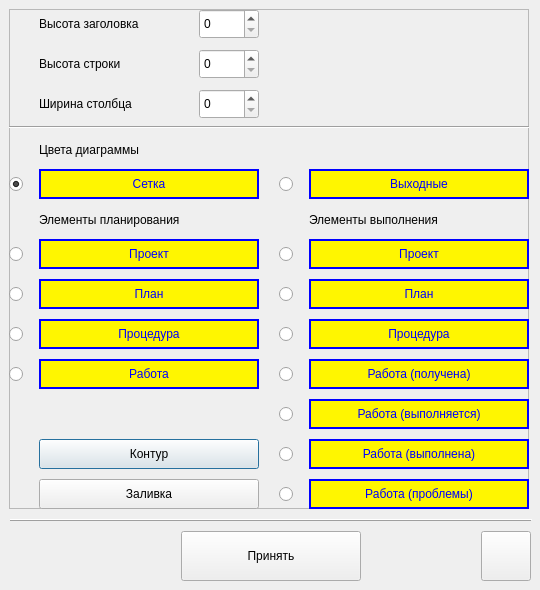
Qt form apps/ukpcarryplan/src/forms/fsettings.ui (alexocher/ukp) before a commit.
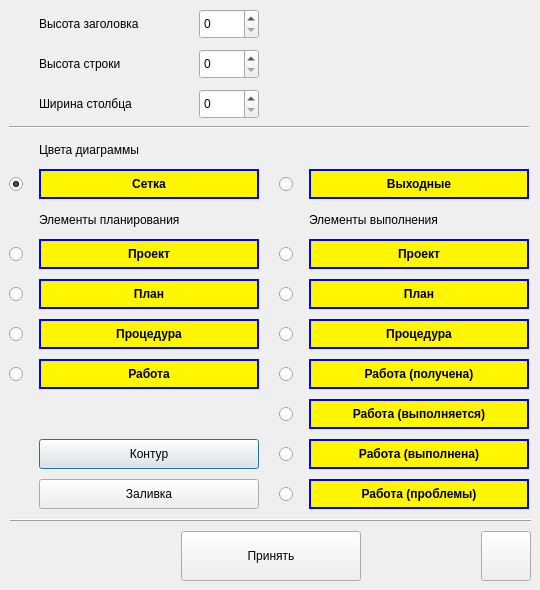
The same form after that commit. Icons and pictures are not drawn.

Commit message: settings form

```diff
--- a/apps/ukpcarryplan/src/forms/fsettings.ui
+++ b/apps/ukpcarryplan/src/forms/fsettings.ui
@@ -46,12 +46,6 @@
      <height>500</height>
     </size>
    </property>
-   <property name="frameShape">
-    <enum>QFrame::StyledPanel</enum>
-   </property>
-   <property name="frameShadow">
-    <enum>QFrame::Raised</enum>
-   </property>
    <widget class="QLabel" name="lblPlanTask">
     <property name="geometry">
      <rect>
@@ -173,9 +167,6 @@
     <property name="lineWidth">
      <number>2</number>
     </property>
-    <property name="text">
-     <string>Проект</string>
-    </property>
     <property name="alignment">
      <set>Qt::AlignCenter</set>
     </property>
@@ -345,9 +336,6 @@
     <property name="lineWidth">
      <number>2</number>
     </property>
-    <property name="text">
-     <string>План</string>
-    </property>
     <property name="alignment">
      <set>Qt::AlignCenter</set>
     </property>
@@ -615,9 +603,6 @@
     <property name="lineWidth">
      <number>2</number>
     </property>
-    <property name="text">
-     <string>Работа</string>
-    </property>
     <property name="alignment">
      <set>Qt::AlignCenter</set>
     </property>
@@ -765,9 +750,6 @@
     <property name="lineWidth">
      <number>2</number>
     </property>
-    <property name="text">
-     <string>Процедура</string>
-    </property>
     <property name="alignment">
      <set>Qt::AlignCenter</set>
     </property>
@@ -915,9 +897,6 @@
     <property name="lineWidth">
      <number>2</number>
     </property>
-    <property name="text">
-     <string>План</string>
-    </property>
     <property name="alignment">
      <set>Qt::AlignCenter</set>
     </property>
@@ -1043,9 +1022,6 @@
     <property name="lineWidth">
      <number>2</number>
     </property>
-    <property name="text">
-     <string>Работа (получена)</string>
-    </property>
     <property name="alignment">
      <set>Qt::AlignCenter</set>
     </property>
@@ -1171,9 +1147,6 @@
     <property name="lineWidth">
      <number>2</number>
     </property>
-    <property name="text">
-     <string>Процедура</string>
-    </property>
     <property name="alignment">
      <set>Qt::AlignCenter</set>
     </property>
@@ -1321,9 +1294,6 @@
     <property name="lineWidth">
      <number>2</number>
     </property>
-    <property name="text">
-     <string>Проект</string>
-    </property>
     <property name="alignment">
      <set>Qt::AlignCenter</set>
     </property>
@@ -1493,9 +1463,6 @@
     <property name="lineWidth">
      <number>2</number>
     </property>
-    <property name="text">
-     <string>Работа (выполняется)</string>
-    </property>
     <property name="alignment">
      <set>Qt::AlignCenter</set>
     </property>
@@ -1643,9 +1610,6 @@
     <property name="lineWidth">
      <number>2</number>
     </property>
-    <property name="text">
-     <string>Работа (выполнена)</string>
-    </property>
     <property name="alignment">
      <set>Qt::AlignCenter</set>
     </property>
@@ -1793,9 +1757,6 @@
     <property name="lineWidth">
      <number>2</number>
     </property>
-    <property name="text">
-     <string>Работа (проблемы)</string>
-    </property>
     <property name="alignment">
      <set>Qt::AlignCenter</set>
     </property>
@@ -1965,9 +1926,6 @@
     <property name="lineWidth">
      <number>2</number>
     </property>
-    <property name="text">
-     <string>Выходные</string>
-    </property>
     <property name="alignment">
      <set>Qt::AlignCenter</set>
     </property>
@@ -2118,9 +2076,6 @@
     <property name="lineWidth">
      <number>2</number>
     </property>
-    <property name="text">
-     <string>Сетка</string>
-    </property>
     <property name="alignment">
      <set>Qt::AlignCenter</set>
     </property>
@@ -2266,6 +2221,448 @@
      <string>Ширина столбца</string>
     </property>
    </widget>
+   <widget class="QLabel" name="lblGrid_2">
+    <property name="geometry">
+     <rect>
+      <x>30</x>
+      <y>160</y>
+      <width>220</width>
+      <height>30</height>
+     </rect>
+    </property>
+    <property name="minimumSize">
+     <size>
+      <width>220</width>
+      <height>30</height>
+     </size>
+    </property>
+    <property name="maximumSize">
+     <size>
+      <width>220</width>
+      <height>30</height>
+     </size>
+    </property>
+    <property name="font">
+     <font>
+      <weight>75</weight>
+      <bold>true</bold>
+     </font>
+    </property>
+    <property name="text">
+     <string>Сетка</string>
+    </property>
+    <property name="alignment">
+     <set>Qt::AlignCenter</set>
+    </property>
+   </widget>
+   <widget class="QLabel" name="lblRealWorkProblem_2">
+    <property name="geometry">
+     <rect>
+      <x>300</x>
+      <y>470</y>
+      <width>220</width>
+      <height>30</height>
+     </rect>
+    </property>
+    <property name="minimumSize">
+     <size>
+      <width>220</width>
+      <height>30</height>
+     </size>
+    </property>
+    <property name="maximumSize">
+     <size>
+      <width>220</width>
+      <height>30</height>
+     </size>
+    </property>
+    <property name="font">
+     <font>
+      <weight>75</weight>
+      <bold>true</bold>
+     </font>
+    </property>
+    <property name="text">
+     <string>Работа (проблемы)</string>
+    </property>
+    <property name="alignment">
+     <set>Qt::AlignCenter</set>
+    </property>
+   </widget>
+   <widget class="QLabel" name="lblPlanWork_2">
+    <property name="geometry">
+     <rect>
+      <x>30</x>
+      <y>350</y>
+      <width>220</width>
+      <height>30</height>
+     </rect>
+    </property>
+    <property name="minimumSize">
+     <size>
+      <width>220</width>
+      <height>30</height>
+     </size>
+    </property>
+    <property name="maximumSize">
+     <size>
+      <width>220</width>
+      <height>30</height>
+     </size>
+    </property>
+    <property name="font">
+     <font>
+      <weight>75</weight>
+      <bold>true</bold>
+     </font>
+    </property>
+    <property name="text">
+     <string>Работа</string>
+    </property>
+    <property name="alignment">
+     <set>Qt::AlignCenter</set>
+    </property>
+   </widget>
+   <widget class="QLabel" name="lblRealTask_2">
+    <property name="geometry">
+     <rect>
+      <x>300</x>
+      <y>230</y>
+      <width>220</width>
+      <height>30</height>
+     </rect>
+    </property>
+    <property name="minimumSize">
+     <size>
+      <width>220</width>
+      <height>30</height>
+     </size>
+    </property>
+    <property name="maximumSize">
+     <size>
+      <width>220</width>
+      <height>30</height>
+     </size>
+    </property>
+    <property name="font">
+     <font>
+      <weight>75</weight>
+      <bold>true</bold>
+     </font>
+    </property>
+    <property name="text">
+     <string>Проект</string>
+    </property>
+    <property name="alignment">
+     <set>Qt::AlignCenter</set>
+    </property>
+   </widget>
+   <widget class="QLabel" name="lblRealProcedure_2">
+    <property name="geometry">
+     <rect>
+      <x>300</x>
+      <y>310</y>
+      <width>220</width>
+      <height>30</height>
+     </rect>
+    </property>
+    <property name="minimumSize">
+     <size>
+      <width>220</width>
+      <height>30</height>
+     </size>
+    </property>
+    <property name="maximumSize">
+     <size>
+      <width>220</width>
+      <height>30</height>
+     </size>
+    </property>
+    <property name="font">
+     <font>
+      <weight>75</weight>
+      <bold>true</bold>
+     </font>
+    </property>
+    <property name="text">
+     <string>Процедура</string>
+    </property>
+    <property name="alignment">
+     <set>Qt::AlignCenter</set>
+    </property>
+   </widget>
+   <widget class="QLabel" name="lblRealWorkEnd_2">
+    <property name="geometry">
+     <rect>
+      <x>300</x>
+      <y>430</y>
+      <width>220</width>
+      <height>30</height>
+     </rect>
+    </property>
+    <property name="minimumSize">
+     <size>
+      <width>220</width>
+      <height>30</height>
+     </size>
+    </property>
+    <property name="maximumSize">
+     <size>
+      <width>220</width>
+      <height>30</height>
+     </size>
+    </property>
+    <property name="font">
+     <font>
+      <weight>75</weight>
+      <bold>true</bold>
+     </font>
+    </property>
+    <property name="text">
+     <string>Работа (выполнена)</string>
+    </property>
+    <property name="alignment">
+     <set>Qt::AlignCenter</set>
+    </property>
+   </widget>
+   <widget class="QLabel" name="lblRealWorkBegin_2">
+    <property name="geometry">
+     <rect>
+      <x>300</x>
+      <y>390</y>
+      <width>220</width>
+      <height>30</height>
+     </rect>
+    </property>
+    <property name="minimumSize">
+     <size>
+      <width>220</width>
+      <height>30</height>
+     </size>
+    </property>
+    <property name="maximumSize">
+     <size>
+      <width>220</width>
+      <height>30</height>
+     </size>
+    </property>
+    <property name="font">
+     <font>
+      <weight>75</weight>
+      <bold>true</bold>
+     </font>
+    </property>
+    <property name="text">
+     <string>Работа (выполняется)</string>
+    </property>
+    <property name="alignment">
+     <set>Qt::AlignCenter</set>
+    </property>
+   </widget>
+   <widget class="QLabel" name="lblRealPlan_2">
+    <property name="geometry">
+     <rect>
+      <x>300</x>
+      <y>270</y>
+      <width>220</width>
+      <height>30</height>
+     </rect>
+    </property>
+    <property name="minimumSize">
+     <size>
+      <width>220</width>
+      <height>30</height>
+     </size>
+    </property>
+    <property name="maximumSize">
+     <size>
+      <width>220</width>
+      <height>30</height>
+     </size>
+    </property>
+    <property name="font">
+     <font>
+      <weight>75</weight>
+      <bold>true</bold>
+     </font>
+    </property>
+    <property name="text">
+     <string>План</string>
+    </property>
+    <property name="alignment">
+     <set>Qt::AlignCenter</set>
+    </property>
+   </widget>
+   <widget class="QLabel" name="lblPlanPlan_2">
+    <property name="geometry">
+     <rect>
+      <x>30</x>
+      <y>270</y>
+      <width>220</width>
+      <height>30</height>
+     </rect>
+    </property>
+    <property name="minimumSize">
+     <size>
+      <width>220</width>
+      <height>30</height>
+     </size>
+    </property>
+    <property name="maximumSize">
+     <size>
+      <width>220</width>
+      <height>30</height>
+     </size>
+    </property>
+    <property name="font">
+     <font>
+      <weight>75</weight>
+      <bold>true</bold>
+     </font>
+    </property>
+    <property name="text">
+     <string>План</string>
+    </property>
+    <property name="alignment">
+     <set>Qt::AlignCenter</set>
+    </property>
+   </widget>
+   <widget class="QLabel" name="lblRealWorkGet_2">
+    <property name="geometry">
+     <rect>
+      <x>300</x>
+      <y>350</y>
+      <width>220</width>
+      <height>30</height>
+     </rect>
+    </property>
+    <property name="minimumSize">
+     <size>
+      <width>220</width>
+      <height>30</height>
+     </size>
+    </property>
+    <property name="maximumSize">
+     <size>
+      <width>220</width>
+      <height>30</height>
+     </size>
+    </property>
+    <property name="font">
+     <font>
+      <weight>75</weight>
+      <bold>true</bold>
+     </font>
+    </property>
+    <property name="text">
+     <string>Работа (получена)</string>
+    </property>
+    <property name="alignment">
+     <set>Qt::AlignCenter</set>
+    </property>
+   </widget>
+   <widget class="QLabel" name="lblWeekend_2">
+    <property name="geometry">
+     <rect>
+      <x>300</x>
+      <y>160</y>
+      <width>220</width>
+      <height>30</height>
+     </rect>
+    </property>
+    <property name="minimumSize">
+     <size>
+      <width>220</width>
+      <height>30</height>
+     </size>
+    </property>
+    <property name="maximumSize">
+     <size>
+      <width>220</width>
+      <height>30</height>
+     </size>
+    </property>
+    <property name="font">
+     <font>
+      <weight>75</weight>
+      <bold>true</bold>
+     </font>
+    </property>
+    <property name="text">
+     <string>Выходные</string>
+    </property>
+    <property name="alignment">
+     <set>Qt::AlignCenter</set>
+    </property>
+   </widget>
+   <widget class="QLabel" name="lblPlanTask_2">
+    <property name="geometry">
+     <rect>
+      <x>30</x>
+      <y>230</y>
+      <width>220</width>
+      <height>30</height>
+     </rect>
+    </property>
+    <property name="minimumSize">
+     <size>
+      <width>220</width>
+      <height>30</height>
+     </size>
+    </property>
+    <property name="maximumSize">
+     <size>
+      <width>220</width>
+      <height>30</height>
+     </size>
+    </property>
+    <property name="font">
+     <font>
+      <weight>75</weight>
+      <bold>true</bold>
+     </font>
+    </property>
+    <property name="text">
+     <string>Проект</string>
+    </property>
+    <property name="alignment">
+     <set>Qt::AlignCenter</set>
+    </property>
+   </widget>
+   <widget class="QLabel" name="lblPlanProcedure_2">
+    <property name="geometry">
+     <rect>
+      <x>30</x>
+      <y>310</y>
+      <width>220</width>
+      <height>30</height>
+     </rect>
+    </property>
+    <property name="minimumSize">
+     <size>
+      <width>220</width>
+      <height>30</height>
+     </size>
+    </property>
+    <property name="maximumSize">
+     <size>
+      <width>220</width>
+      <height>30</height>
+     </size>
+    </property>
+    <property name="font">
+     <font>
+      <weight>75</weight>
+      <bold>true</bold>
+     </font>
+    </property>
+    <property name="text">
+     <string>Процедура</string>
+    </property>
+    <property name="alignment">
+     <set>Qt::AlignCenter</set>
+    </property>
+   </widget>
   </widget>
   <widget class="Line" name="line">
    <property name="geometry">
```
Left out of the diff: 26 changed lines with no effect on the pictures. The commit also changes 4 other files.
